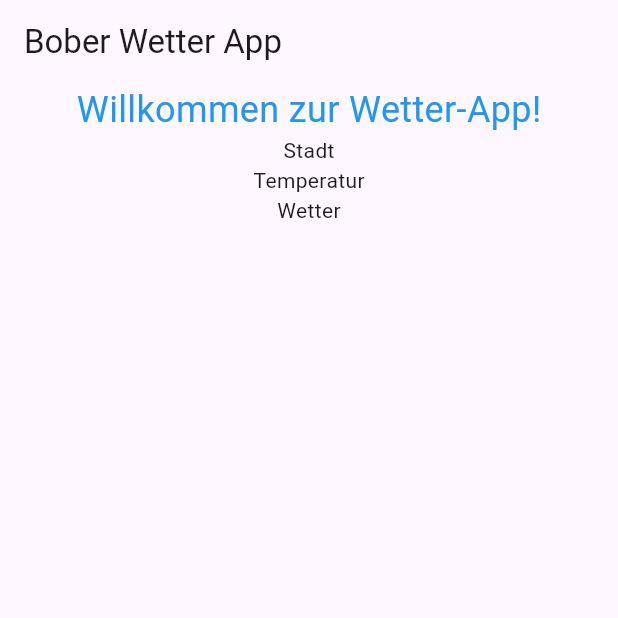
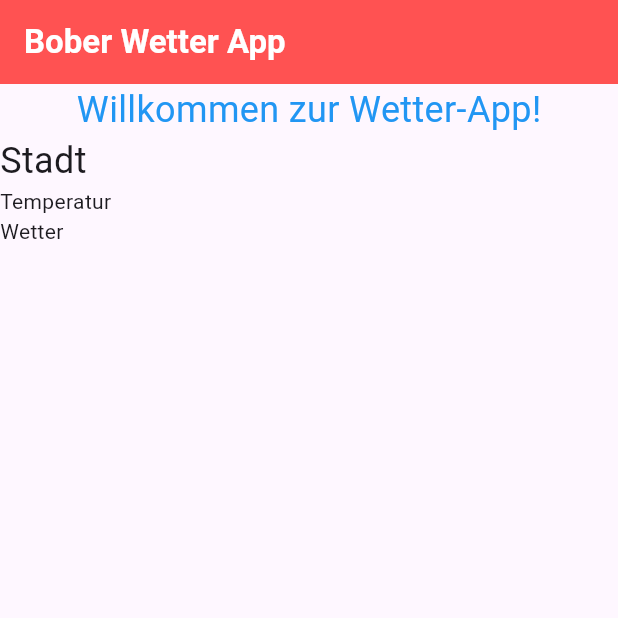
Before and after one commit to Dopa91/simple_weahter_app_ad, a Flutter app: the screen it shows after launch, on a phone screen of 412 x 824 dp, the top half of it. Run offline on Flutter 3.47's test engine with Material 3 defaults, Android fonts, the phone set to English and light mode, and no system bars.

Commit message:
edited Task Anorndung + Tasksheet Task: Aufhübschen

```diff
--- a/lib/weather_app.dart
+++ b/lib/weather_app.dart
@@ -7,35 +7,46 @@ class WeatherApp extends StatelessWidget {
   Widget build(BuildContext context) {
     return Scaffold(
       appBar: AppBar(
-        title: const Text("Bober Wetter App"),
+        title: const Text(
+          "Bober Wetter App",
+          style: TextStyle(fontWeight: FontWeight.bold, color: Colors.white),
         ),
-      body: Center(
-        child: Column(
+        backgroundColor: Colors.redAccent,
+      ),
+      body: Column(
         children: [
-            Container(
+          Center(
+            child: Container(
               child: const Text(
                 "Willkommen zur Wetter-App!",
                 style: TextStyle(fontSize: 24, color: Colors.blue),
               ),
             ),
-            const Column(
+          ),
+          const Row(
             children: [
-                Text("Stadt"),
+              Column(
+                children: [
+                  Text(
+                    "Stadt",
+                    style: TextStyle(fontSize: 24),
+                  ),
                 ],
               ),
-            const Column(
+            ],
+          ),
+          const Row(
             children: [
               Text("Temperatur"),
             ],
           ),
-            const Column(
+          const Row(
             children: [
               Text("Wetter"),
             ],
           ),
         ],
       ),
-      ),
     );
   }
 }
```
Lines whose indentation alone changed are shown as unchanged.
